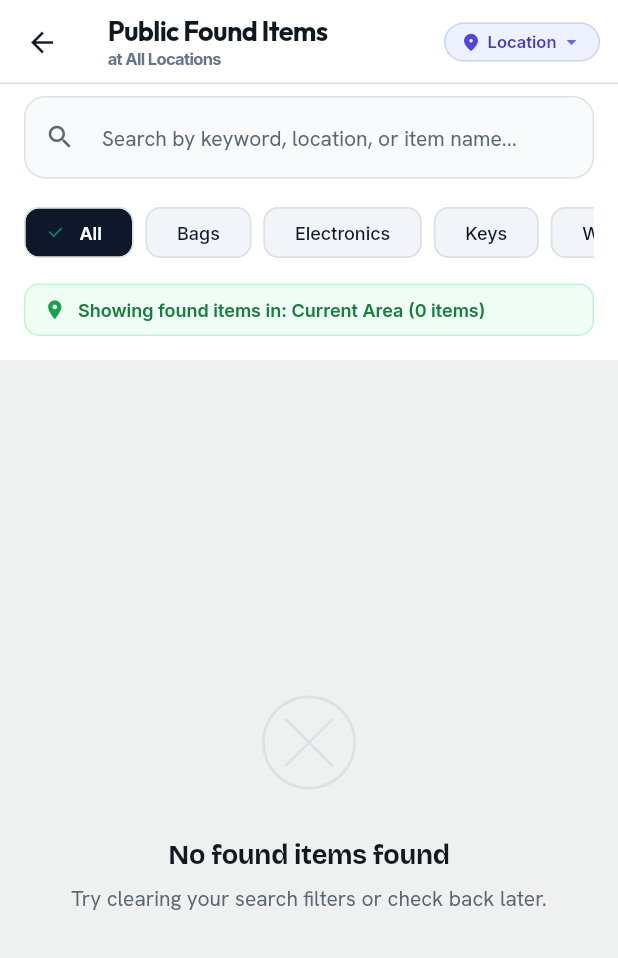
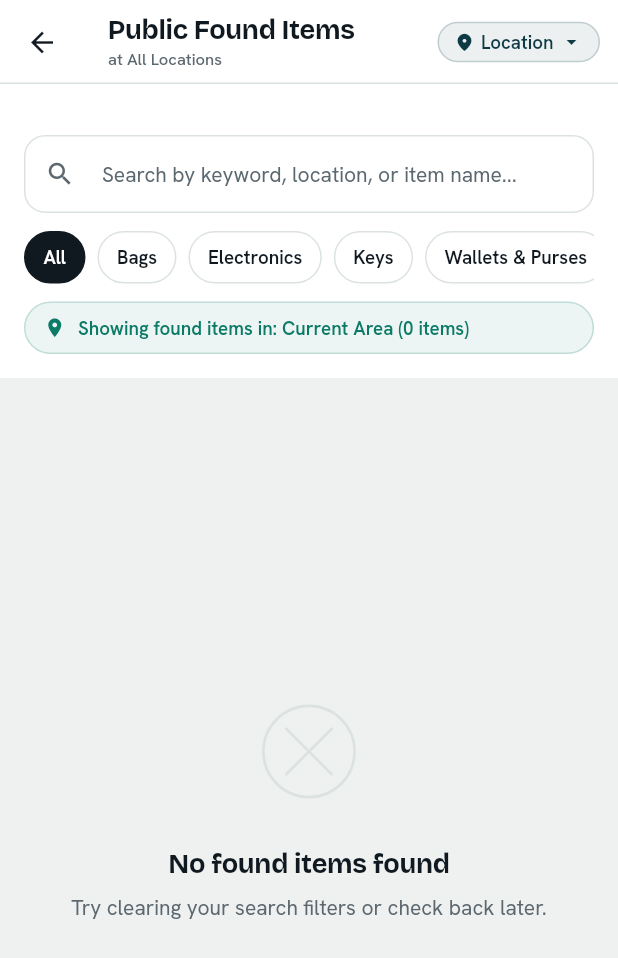
Before and after one commit to ajayg10/foundit, a Flutter app: the PublicBoardScreen screen opened directly, on a phone screen of 412 x 824 dp. Shown: the top 958 px of the screen. Run offline on Flutter 3.47's test engine with Material 3 defaults, Android fonts, the phone set to English and light mode, and no system bars; our stand-ins replace flutter_map, geolocator, google_fonts, image_picker, latlong2; missing offline and left inert: flutter_driver, serverpod, serverpod_auth_core_client, serverpod_auth_core_server, serverpod_auth_idp_client, serverpod_auth_idp_flutter and 4 more; statements that could not run were skipped.

Commit message:
feat(ui): migrate public board screen to new design system

```diff
--- a/found_it_flutter/lib/screens/public_board_screen.dart
+++ b/found_it_flutter/lib/screens/public_board_screen.dart
@@ -1,10 +1,8 @@
 import 'package:flutter/material.dart';
 import 'package:found_it_client/found_it_client.dart';
-import 'package:google_fonts/google_fonts.dart';
 import 'package:intl/intl.dart';
 import '../client.dart';
 import '../state/app_state.dart';
-import '../theme/app_theme.dart';
 import '../ui/ui.dart';
 import '../widgets/item_card.dart';
 import '../widgets/verification_dialog.dart';
@@ -77,13 +75,15 @@ class _PublicBoardScreenState extends State<PublicBoardScreen> {
     showModalBottomSheet(
       context: context,
       isScrollControlled: true,
-      backgroundColor: Colors.white,
+      backgroundColor: context.colors.surface,
       shape: const RoundedRectangleBorder(
-        borderRadius: BorderRadius.vertical(top: Radius.circular(24)),
+        borderRadius: AppRadius.sheetBr,
       ),
       builder: (ctx) {
+        final colors = ctx.colors;
+
         return Padding(
-          padding: const EdgeInsets.all(24),
+          padding: const EdgeInsets.all(AppSpacing.s24),
           child: Column(
             mainAxisSize: MainAxisSize.min,
             crossAxisAlignment: CrossAxisAlignment.start,
@@ -96,99 +96,87 @@ class _PublicBoardScreenState extends State<PublicBoardScreen> {
                       vertical: 4,
                     ),
                     decoration: BoxDecoration(
-                      color: AppTheme.recoveryGreen.withOpacity(0.12),
+                      color: colors.success.withAlpha(25),
                       borderRadius: BorderRadius.circular(8),
                     ),
                     child: Text(
                       'FOUND ITEM',
-                      style: GoogleFonts.inter(
-                        fontSize: 11,
+                      style: AppText.caption(colors.success).copyWith(
                         fontWeight: FontWeight.w700,
-                        color: AppTheme.recoveryGreen,
                       ),
                     ),
                   ),
-                  const SizedBox(width: 8),
+                  AppSpacing.hGap8,
                   Container(
                     padding: const EdgeInsets.symmetric(
                       horizontal: 10,
                       vertical: 4,
                     ),
                     decoration: BoxDecoration(
-                      color: const Color(0xFFF1F5F9),
+                      color: colors.surface,
+                      border: Border.all(color: colors.line),
                       borderRadius: BorderRadius.circular(8),
                     ),
                     child: Text(
                       item.category,
-                      style: GoogleFonts.inter(
-                        fontSize: 11,
+                      style: AppText.caption(colors.ink).copyWith(
                         fontWeight: FontWeight.w600,
-                        color: AppTheme.textMain,
                       ),
                     ),
                   ),
                   const Spacer(),
                   IconButton(
-                    icon: const Icon(Icons.close, size: 20),
+                    icon: Icon(Icons.close, size: 20, color: colors.muted),
                     onPressed: () => Navigator.of(ctx).pop(),
                   ),
                 ],
               ),
-              const SizedBox(height: 14),
+              AppSpacing.gap16,
 
               Text(
                 item.title,
-                style: GoogleFonts.outfit(
-                  fontSize: 22,
-                  fontWeight: FontWeight.w700,
-                  color: AppTheme.textMain,
-                ),
+                style: AppText.h2(colors.ink),
               ),
-              const SizedBox(height: 8),
+              AppSpacing.gap8,
 
               Text(
                 item.description,
-                style: GoogleFonts.inter(
-                  fontSize: 14,
-                  color: AppTheme.textMuted,
+                style: AppText.body(colors.muted).copyWith(
                   height: 1.5,
                 ),
               ),
-              const SizedBox(height: 16),
+              AppSpacing.gap16,
 
               // Approximate Location Banner (Privacy Rule #10)
               Container(
-                padding: const EdgeInsets.all(12),
+                padding: const EdgeInsets.all(AppSpacing.s12),
                 decoration: BoxDecoration(
-                  color: const Color(0xFFF8FAFC),
-                  borderRadius: BorderRadius.circular(12),
-                  border: Border.all(color: AppTheme.borderLight),
+                  color: colors.bg,
+                  borderRadius: AppRadius.tileBr,
+                  border: Border.all(color: colors.line),
                 ),
                 child: Row(
                   children: [
-                    const Icon(
+                    Icon(
                       Icons.location_on,
-                      color: AppTheme.primaryBlue,
+                      color: colors.brand,
                       size: 20,
                     ),
-                    const SizedBox(width: 8),
+                    AppSpacing.hGap8,
                     Expanded(
                       child: Column(
                         crossAxisAlignment: CrossAxisAlignment.start,
                         children: [
                           Text(
                             item.locationLabel,
-                            style: GoogleFonts.inter(
-                              fontSize: 13,
+                            style: AppText.caption(colors.ink).copyWith(
                               fontWeight: FontWeight.w600,
-                              color: AppTheme.textMain,
                             ),
                           ),
                           Text(
                             'Found on ${DateFormat('MMM d, yyyy • h:mm a').format(item.eventTime.toLocal())}',
-                            style: GoogleFonts.inter(
+                            style: AppText.caption(colors.muted).copyWith(
                               fontSize: 11,
-                              color: AppTheme.textMuted,
                             ),
                           ),
                         ],
@@ -197,13 +185,13 @@ class _PublicBoardScreenState extends State<PublicBoardScreen> {
                   ],
                 ),
               ),
-              const SizedBox(height: 20),
+              AppSpacing.gap20,
 
               // Claim Action
               if (question != null)
                 SizedBox(
                   width: double.infinity,
-                  child: ElevatedButton.icon(
+                  child: AppButton(
                     onPressed: () {
                       Navigator.of(ctx).pop();
                       showDialog(
@@ -216,12 +204,8 @@ class _PublicBoardScreenState extends State<PublicBoardScreen> {
                         ),
                       );
                     },
-                    icon: const Icon(Icons.verified_user_outlined, size: 18),
-                    label: const Text('Is this yours? Verify Ownership'),
-                    style: ElevatedButton.styleFrom(
-                      backgroundColor: AppTheme.primaryDark,
-                      padding: const EdgeInsets.symmetric(vertical: 14),
-                    ),
+                    icon: Icons.verified_user_outlined,
+                    label: 'Is this yours? Verify Ownership',
                   ),
                 )
               else
@@ -240,21 +224,22 @@ class _PublicBoardScreenState extends State<PublicBoardScreen> {
 
   @override
   Widget build(BuildContext context) {
-    return Scaffold(
+    final colors = context.colors;
+
+    return AppScaffold(
       appBar: AppBar(
+        backgroundColor: colors.surface,
+        surfaceTintColor: Colors.transparent,
         title: Column(
           crossAxisAlignment: CrossAxisAlignment.start,
           children: [
             Text(
               'Public Found Items',
-              style: GoogleFonts.outfit(
-                fontWeight: FontWeight.w700,
-                fontSize: 18,
-              ),
+              style: AppText.h3(colors.ink),
             ),
             Text(
               'at ${AppState.instance.currentLocation?.name ?? "All Locations"}',
-              style: GoogleFonts.inter(fontSize: 11, color: AppTheme.textMuted),
+              style: AppText.caption(colors.muted).copyWith(fontSize: 11),
             ),
           ],
         ),
@@ -270,41 +255,39 @@ class _PublicBoardScreenState extends State<PublicBoardScreen> {
                 _fetchItems();
               }
             },
-            borderRadius: BorderRadius.circular(20),
+            borderRadius: AppRadius.pillBr,
             child: Container(
               margin: const EdgeInsets.symmetric(vertical: 10, horizontal: 12),
               padding: const EdgeInsets.symmetric(horizontal: 10, vertical: 4),
               decoration: BoxDecoration(
-                color: const Color(0xFFEEF2FF),
-                borderRadius: BorderRadius.circular(20),
-                border: Border.all(color: const Color(0xFFC7D2FE)),
+                color: colors.brand.withAlpha(20),
+                borderRadius: AppRadius.pillBr,
+                border: Border.all(color: colors.brand.withAlpha(50)),
               ),
               child: Row(
                 children: [
-                  const Icon(
+                  Icon(
                     Icons.place_rounded,
                     size: 14,
-                    color: Color(0xFF4F46E5),
+                    color: colors.brand,
                   ),
-                  const SizedBox(width: 4),
+                  AppSpacing.hGap4,
                   ConstrainedBox(
                     constraints: const BoxConstraints(maxWidth: 110),
                     child: Text(
                       AppState.instance.currentLocation?.name ?? 'Location',
                       maxLines: 1,
                       overflow: TextOverflow.ellipsis,
-                      style: GoogleFonts.inter(
-                        fontSize: 11,
+                      style: AppText.caption(colors.brand).copyWith(
                         fontWeight: FontWeight.w600,
-                        color: const Color(0xFF4338CA),
                       ),
                     ),
                   ),
-                  const SizedBox(width: 2),
-                  const Icon(
+                  AppSpacing.hGap4,
+                  Icon(
                     Icons.arrow_drop_down,
                     size: 16,
-                    color: Color(0xFF6366F1),
+                    color: colors.brand,
                   ),
                 ],
               ),
@@ -316,31 +299,28 @@ class _PublicBoardScreenState extends State<PublicBoardScreen> {
         children: [
           // Search & Filters Header
           Container(
-            color: Colors.white,
-            padding: const EdgeInsets.fromLTRB(16, 8, 16, 16),
+            color: colors.surface,
+            padding: const EdgeInsets.fromLTRB(
+              AppSpacing.s16,
+              AppSpacing.s8,
+              AppSpacing.s16,
+              AppSpacing.s16,
+            ),
             child: Column(
               crossAxisAlignment: CrossAxisAlignment.start,
               children: [
                 // Search bar
-                TextField(
+                AppTextField(
+                  label: '',
                   controller: _searchController,
-                  decoration: InputDecoration(
-                    hintText: 'Search by keyword, location, or item name...',
-                    prefixIcon: const Icon(Icons.search, size: 20),
-                    suffixIcon: _searchController.text.isNotEmpty
-                        ? IconButton(
-                            icon: const Icon(Icons.clear, size: 18),
-                            onPressed: () {
-                              _searchController.clear();
-                              _fetchItems();
-                            },
-                          )
-                        : null,
-                    fillColor: const Color(0xFFF8FAFC),
-                  ),
+                  hint: 'Search by keyword, location, or item name...',
+                  prefixIcon: const Icon(Icons.search, size: 20),
                   onSubmitted: (_) => _fetchItems(),
+                  onChanged: (val) {
+                    if (val.isEmpty) _fetchItems();
+                  },
                 ),
-                const SizedBox(height: 12),
+                AppSpacing.gap12,
 
                 // Category chips
                 SingleChildScrollView(
@@ -349,68 +329,45 @@ class _PublicBoardScreenState extends State<PublicBoardScreen> {
                     children: _categories.map((c) {
                       final isSelected = _selectedCategory == c;
                       return Padding(
-                        padding: const EdgeInsets.only(right: 8),
-                        child: ChoiceChip(
-                          label: Text(c),
+                        padding: const EdgeInsets.only(right: AppSpacing.s8),
+                        child: AppChip(
+                          label: c,
                           selected: isSelected,
-                          onSelected: (selected) {
-                            if (selected) {
-                              setState(() => _selectedCategory = c);
-                              _fetchItems();
-                            }
+                          onSelected: (_) {
+                            setState(() => _selectedCategory = c);
+                            _fetchItems();
                           },
-                          selectedColor: AppTheme.primaryDark,
-                          backgroundColor: const Color(0xFFF1F5F9),
-                          labelStyle: GoogleFonts.inter(
-                            fontSize: 12,
-                            fontWeight: isSelected
-                                ? FontWeight.w600
-                                : FontWeight.w500,
-                            color: isSelected
-                                ? Colors.white
-                                : AppTheme.textMain,
-                          ),
-                          shape: RoundedRectangleBorder(
-                            borderRadius: BorderRadius.circular(10),
-                            side: BorderSide(
-                              color: isSelected
-                                  ? AppTheme.primaryDark
-                                  : AppTheme.borderLight,
-                            ),
-                          ),
                         ),
                       );
                     }).toList(),
                   ),
                 ),
-                const SizedBox(height: 10),
+                AppSpacing.gap12,
 
                 // Area scope indicator banner
                 Container(
                   padding: const EdgeInsets.symmetric(
-                    horizontal: 12,
-                    vertical: 8,
+                    horizontal: AppSpacing.s12,
+                    vertical: AppSpacing.s8,
                   ),
                   decoration: BoxDecoration(
-                    color: const Color(0xFFF0FDF4),
-                    borderRadius: BorderRadius.circular(10),
-                    border: Border.all(color: const Color(0xFFBBF7D0)),
+                    color: colors.success.withAlpha(20),
+                    borderRadius: AppRadius.tileBr,
+                    border: Border.all(color: colors.success.withAlpha(50)),
                   ),
                   child: Row(
                     children: [
-                      const Icon(
+                      Icon(
                         Icons.location_on,
                         size: 15,
-                        color: Color(0xFF16A34A),
+                        color: colors.success,
                       ),
-                      const SizedBox(width: 8),
+                      AppSpacing.hGap8,
                       Expanded(
                         child: Text(
                           'Showing found items in: ${AppState.instance.currentLocation?.name ?? "Current Area"} (${_items.length} items)',
-                          style: GoogleFonts.inter(
-                            fontSize: 12,
+                          style: AppText.caption(colors.success).copyWith(
                             fontWeight: FontWeight.w600,
-                            color: const Color(0xFF15803D),
                           ),
                           maxLines: 1,
                           overflow: TextOverflow.ellipsis,
@@ -437,18 +394,18 @@ class _PublicBoardScreenState extends State<PublicBoardScreen> {
                 : RefreshIndicator(
                     onRefresh: _fetchItems,
                     child: ListView.separated(
-                      padding: const EdgeInsets.all(16),
+                      padding: const EdgeInsets.all(AppSpacing.s16),
                       itemCount: _items.length,
-                      separatorBuilder: (_, __) => const SizedBox(height: 12),
+                      separatorBuilder: (_, __) => AppSpacing.gap12,
                       itemBuilder: (context, index) {
                         final item = _items[index];
                         return ItemCard(
                           report: item,
                           onTap: () => _showItemDetails(item),
-                          trailing: const Icon(
+                          trailing: Icon(
                             Icons.chevron_right,
                             size: 20,
-                            color: AppTheme.textMuted,
+                            color: colors.muted,
                           ),
                         );
                       },
```
